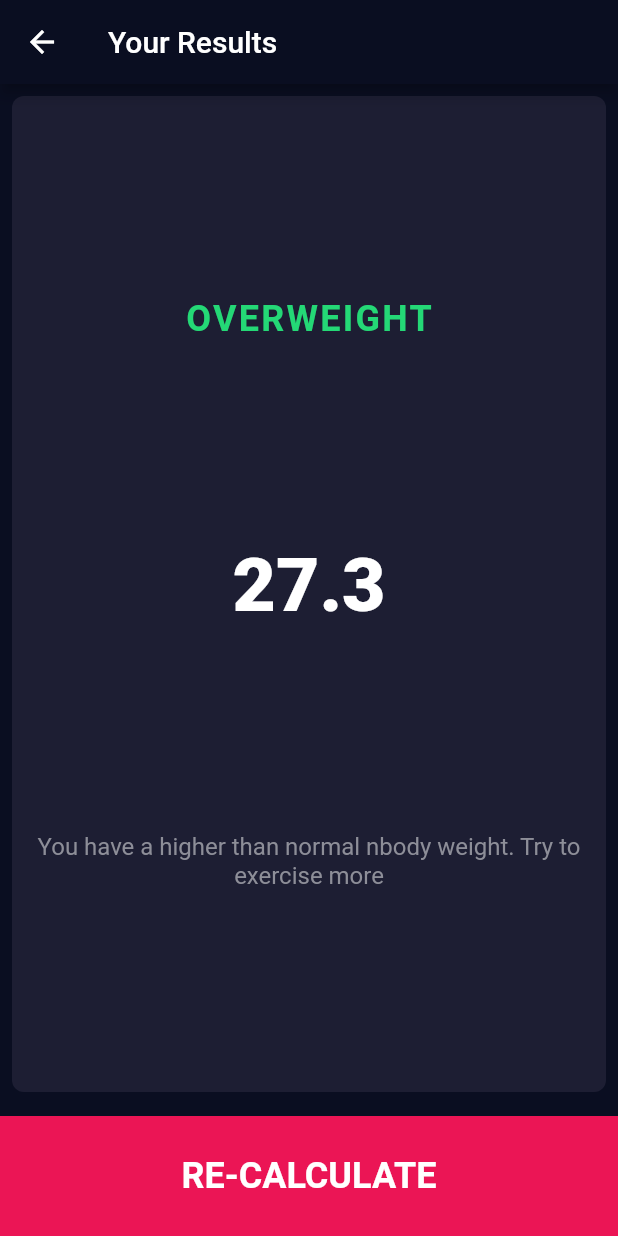
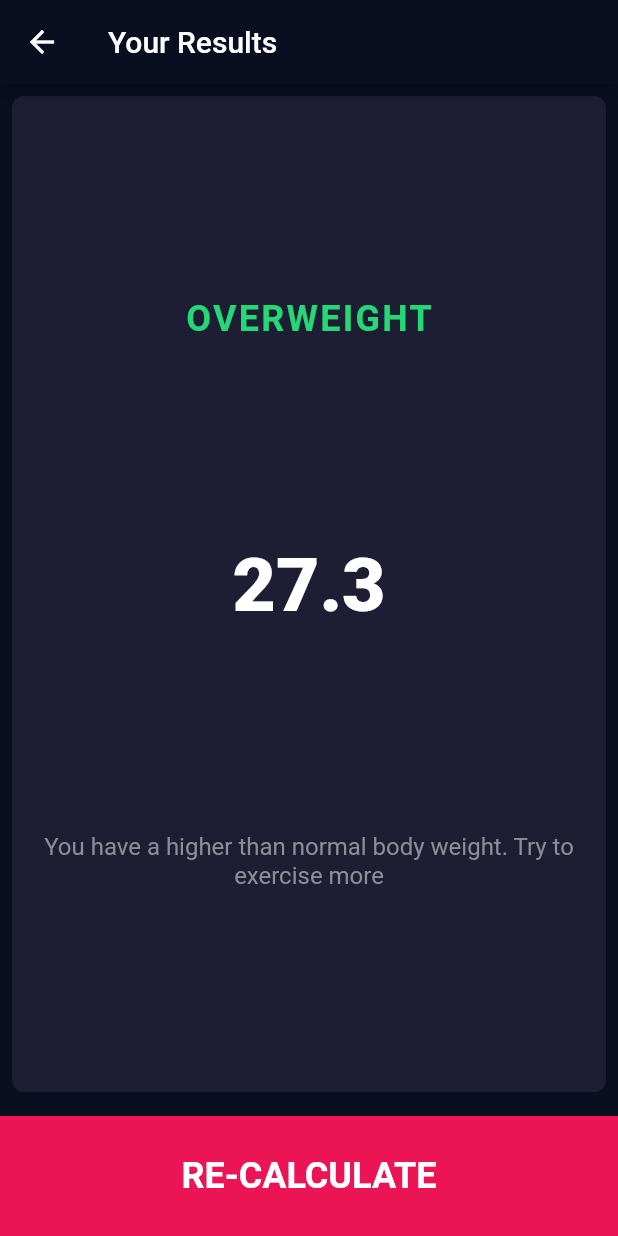
Before and after one commit to Moonbladez/flutter_bmi, a Flutter app: the screen it shows after launch, after a tap on the "horizontal rule" icon, after a tap on the "add" icon, after a tap on "CALCULATE BMI", on a phone screen of 412 x 824 dp. Run offline on Flutter 3.47's test engine with Material 2 defaults, Android fonts, the phone set to English and light mode, and no system bars.

Commit message:
fixed spelling mistakes

```diff
--- a/lib/calculator.dart
+++ b/lib/calculator.dart
@@ -18,13 +18,13 @@ class Calculator {
     } else if (_bmi > 18.5) {
       return "normal";
     } else {
-      return "overweight";
+      return "underweight";
     }
   }
 
   String getInterpritation() {
     if (_bmi >= 25) {
-      return "You have a higher than normal nbody weight. Try to exercise more";
+      return "You have a higher than normal body weight. Try to exercise more";
     } else if (_bmi > 18.5) {
       return "You have a normal bodyweight. Good job!";
     } else {
```
